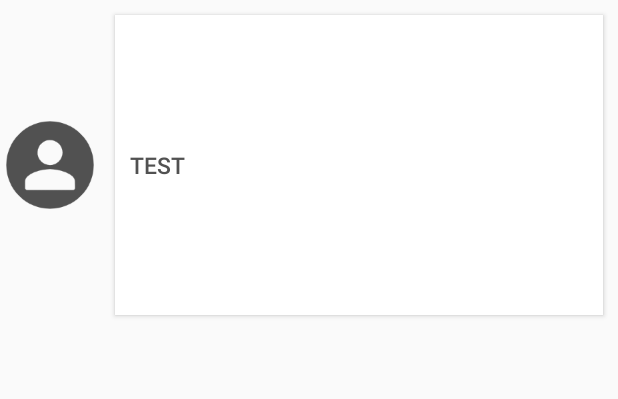
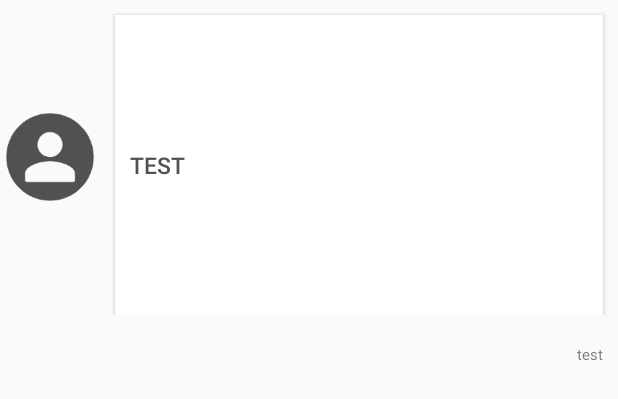
Before and after one commit to miseryprovb/yuta, an Android app: the layout social_text_item.xml on its own in the app's theme, with its tools: preview values and no code run, on a phone screen of 412 x 824 dp. Shown: the top 399 px of the screen. Run offline under Robolectric (Android 15) with nearby library versions, the phone set to English and light mode, and no system bars.

Commit message:
update social and camera part

```diff
--- a/app/src/main/res/layout/social_text_item.xml
+++ b/app/src/main/res/layout/social_text_item.xml
@@ -1,7 +1,11 @@
 <?xml version="1.0" encoding="utf-8"?>
 <LinearLayout
     xmlns:android="http://schemas.android.com/apk/res/android" android:layout_width="match_parent"
-    android:layout_height="wrap_content">
+    android:layout_height="wrap_content"
+    android:orientation="vertical">
+    <LinearLayout
+        android:layout_width="match_parent"
+        android:layout_height="match_parent">
         <ImageView
             android:id="@+id/head_image"
             android:layout_height="100px"
@@ -19,8 +23,16 @@
             android:background="#ffffff"
             android:layout_marginLeft="10dp"
             android:layout_marginRight="10dp"
-        android:layout_marginBottom="10dp"
             android:layout_marginTop="10dp"
             android:paddingLeft="10dp"
             android:paddingRight="10dp"/>
     </LinearLayout>
+    <TextView
+        android:layout_width="match_parent"
+        android:layout_height="80px"
+        android:layout_marginRight="10dp"
+        android:textSize="10dp"
+        android:text="test"
+        android:gravity="right|center"
+        android:id="@+id/time_text"/>
+</LinearLayout>
```
Also changed, not shown: app/src/main/java/edu/pku/canoe/yuta/CameraActivity.java (+40 -3 lines), app/src/main/java/edu/pku/canoe/yuta/MainActivity.java (+0 -9 lines), app/src/main/java/edu/pku/canoe/yuta/adapters/SocialTextAdapter.java (+9 -2 lines), app/src/main/java/edu/pku/canoe/yuta/fragments/Social.java (+27 -7 lines), app/src/main/java/edu/pku/canoe/yuta/fragments/Yuta.java (+0 -8 lines), app/src/main/res/layout/activity_main.xml (+0 -7 lines), app/src/main/res/layout/translate_dialog_layout.xml (added, +24 -0 lines), app/src/main/res/drawable-xhdpi/bg.jpeg. Lines whose indentation alone changed are shown as unchanged.
